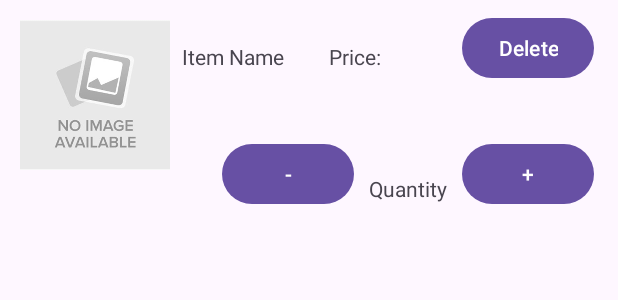
After one commit to ZhengyiLu01/Fashionista, an Android app: the layout cart_item.xml on its own in the app's theme, with its tools: preview values and no code run, on a phone screen of 412 x 824 dp. The commit adds this screen. Shown: the top 300 px of the screen. Run offline under Robolectric (Android 15) with nearby library versions, the phone set to English and light mode, and no system bars.

Commit message:
Updated Cart FrontEnd
CartFrontEnd

```diff
--- /dev/null
+++ b/Frontend/app/src/main/res/layout/cart_item.xml
@@ -0,0 +1,79 @@
+<?xml version="1.0" encoding="utf-8"?>
+<androidx.constraintlayout.widget.ConstraintLayout xmlns:android="http://schemas.android.com/apk/res/android"
+    xmlns:app="http://schemas.android.com/apk/res-auto"
+    xmlns:tools="http://schemas.android.com/tools"
+    android:layout_width="match_parent"
+    android:layout_height="wrap_content"
+    android:padding="8dp">
+
+    <ImageView
+        android:id="@+id/picture_image_view"
+        android:layout_width="100dp"
+        android:layout_height="100dp"
+        android:layout_marginStart="5dp"
+        android:layout_marginTop="5dp"
+        android:scaleType="centerCrop"
+        android:src="@drawable/no_image_available"
+        app:layout_constraintStart_toStartOf="parent"
+        app:layout_constraintTop_toTopOf="parent" />
+
+    <TextView
+        android:id="@+id/item_name"
+        android:layout_width="0dp"
+        android:layout_height="wrap_content"
+        android:layout_marginStart="8dp"
+        android:layout_marginTop="20dp"
+        android:text="Item Name"
+        app:layout_constraintStart_toEndOf="@+id/picture_image_view"
+        app:layout_constraintTop_toTopOf="parent" />
+
+    <TextView
+        android:id="@+id/item_price"
+        android:layout_width="wrap_content"
+        android:layout_height="wrap_content"
+        android:layout_marginStart="30dp"
+        android:layout_marginTop="20dp"
+        android:text="Price:"
+        app:layout_constraintStart_toEndOf="@+id/item_name"
+        app:layout_constraintTop_toTopOf="parent" />
+
+    <Button
+        android:id="@+id/delete_button"
+        android:layout_width="wrap_content"
+        android:layout_height="wrap_content"
+        android:layout_marginEnd="8dp"
+        android:text="Delete"
+        app:layout_constraintEnd_toEndOf="parent"
+        tools:layout_editor_absoluteY="13dp" />
+
+    <Button
+        android:id="@+id/remove_button"
+        android:layout_width="wrap_content"
+        android:layout_height="wrap_content"
+        android:layout_marginTop="84dp"
+        android:layout_marginEnd="10dp"
+        android:text="-"
+        app:layout_constraintEnd_toStartOf="@id/item_quantity"
+        app:layout_constraintTop_toTopOf="parent" />
+
+    <TextView
+        android:id="@+id/item_quantity"
+        android:layout_width="wrap_content"
+        android:layout_height="wrap_content"
+        android:layout_marginTop="108dp"
+        android:layout_marginEnd="10dp"
+        android:text="Quantity"
+        app:layout_constraintEnd_toStartOf="@+id/add_button"
+        app:layout_constraintTop_toTopOf="parent" />
+
+    <Button
+        android:id="@+id/add_button"
+        android:layout_width="0dp"
+        android:layout_height="wrap_content"
+        android:layout_marginTop="84dp"
+        android:layout_marginEnd="8dp"
+        android:text="+"
+        app:layout_constraintEnd_toEndOf="parent"
+        app:layout_constraintTop_toTopOf="parent" />
+
+</androidx.constraintlayout.widget.ConstraintLayout>
```
Also changed, not shown: Frontend/app/build.gradle (+9 -0 lines), Frontend/app/src/main/AndroidManifest.xml (+15 -1 lines), Frontend/app/src/main/java/cn/edu/sjtu/windlll/fashionista/MainActivity.kt (+8 -0 lines), Frontend/app/src/main/java/cn/edu/sjtu/windlll/fashionista/ReceiptActivity.kt (added, +56 -0 lines), Frontend/app/src/main/java/cn/edu/sjtu/windlll/fashionista/ReceiptRecyclerView/Adapter.kt (added, +47 -0 lines), Frontend/app/src/main/java/cn/edu/sjtu/windlll/fashionista/RecyclerView/Adapter.kt (added, +66 -0 lines), Frontend/app/src/main/java/cn/edu/sjtu/windlll/fashionista/ShoppingCart.kt (added, +49 -0 lines), Frontend/app/src/main/java/cn/edu/sjtu/windlll/fashionista/ShoppingCartActivity.kt (added, +38 -0 lines), Frontend/app/src/main/res/layout/activity_main.xml (+7 -0 lines), Frontend/app/src/main/res/layout/receipt.xml (added, +37 -0 lines), Frontend/app/src/main/res/layout/recycler_view.xml (added, +53 -0 lines), Frontend/app/src/main/res/layout/shopping_cart.xml (added, +22 -0 lines), Frontend/app/src/main/res/drawable/no_image_available.jpg (added).
